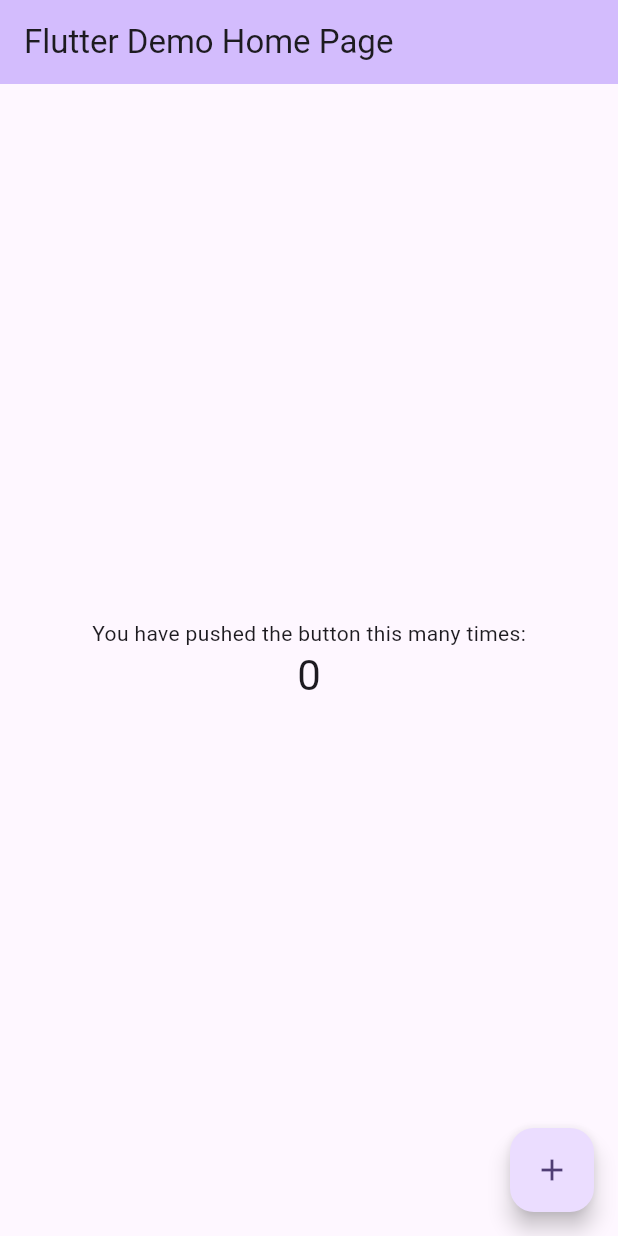
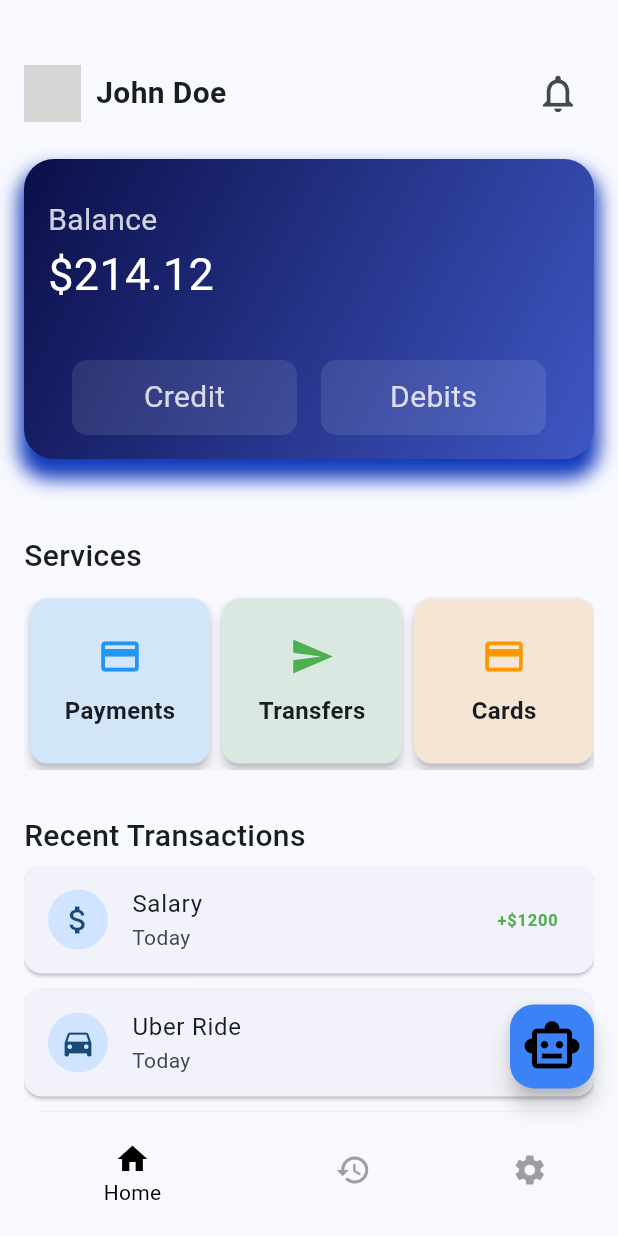
Before and after one commit to PathumDilhara/BankIntel-AI-Chatbot, a Flutter app: the screen it shows after launch, on a phone screen of 412 x 824 dp. Run offline on Flutter 3.47's test engine with Material 3 defaults, Android fonts, the phone set to English and light mode, and no system bars; grey boxes are pictures that could not be loaded.

Commit message:
Banking app with chatbot ui implementation

```diff
--- /dev/null
+++ b/chatbot_app/lib/core/constants/data.dart
@@ -0,0 +1,83 @@
+import 'package:flutter/material.dart';
+
+final List<Map<String, dynamic>> kServices = [
+  {
+    "title": "Payments",
+    "icon": Icons.payment,
+    "color": Colors.blue,
+  },
+  {
+    "title": "Transfers",
+    "icon": Icons.send,
+    "color": Colors.green,
+  },
+  {
+    "title": "Cards",
+    "icon": Icons.credit_card,
+    "color": Colors.orange,
+  },
+  {
+    "title": "History",
+    "icon": Icons.history,
+    "color": Colors.purple,
+  },
+];
+
+final List<Map<String, dynamic>> kTransactions = [
+  {
+    "title": "Salary",
+    "amount": "+\$1200",
+    "type": "income",
+    "date": "Today",
+    "icon": Icons.attach_money,
+  },
+  {
+    "title": "Uber Ride",
+    "amount": "-\$15",
+    "type": "expense",
+    "date": "Today",
+    "icon": Icons.directions_car,
+  },
+  {
+    "title": "Grocery",
+    "amount": "-\$45",
+    "type": "expense",
+    "date": "Yesterday",
+    "icon": Icons.shopping_cart,
+  },
+  {
+    "title": "Freelance",
+    "amount": "+\$300",
+    "type": "income",
+    "date": "Yesterday",
+    "icon": Icons.work,
+  },
+  {
+    "title": "Netflix",
+    "amount": "-\$12",
+    "type": "expense",
+    "date": "Yesterday",
+    "icon": Icons.movie,
+  },
+  {
+    "title": "Restaurant",
+    "amount": "-\$35",
+    "type": "expense",
+    "date": "2 days ago",
+    "icon": Icons.restaurant,
+  },
+  {
+    "title": "Bonus",
+    "amount": "+\$200",
+    "type": "income",
+    "date": "Last week",
+    "icon": Icons.card_giftcard,
+  },
+  {
+    "title": "Mobile Recharge",
+    "amount": "-\$10",
+    "type": "expense",
+    "date": "Last week",
+    "icon": Icons.phone_android,
+  },
+];
--- /dev/null
+++ b/chatbot_app/lib/core/constants/urls.dart
@@ -0,0 +1,4 @@
+const String port = "8000";
+const String ip =  "10.0.2.2";
+
+const String kChatUrl = "http://$ip:$port/chat";
--- /dev/null
+++ b/chatbot_app/lib/core/widgts/custom_button.dart
@@ -0,0 +1,35 @@
+import 'package:flutter/material.dart';
+
+Widget customButton({
+  required String title,
+  required Color bgColor,
+  required Color textColor,
+  VoidCallback? onPressed,
+  double fontSize = 20
+}) {
+  return Material(
+    color: Colors.transparent,
+    child: InkWell(
+      borderRadius: BorderRadius.circular(10),
+      onTap: () => onPressed,
+      child: Container(
+        width: 150,
+        height: 50,
+        decoration: BoxDecoration(
+          borderRadius: BorderRadius.circular(10),
+          color: bgColor,
+        ),
+        child: Center(
+          child: Text(
+            title,
+            style: TextStyle(
+              color: textColor,
+              fontWeight: FontWeight.w400,
+              fontSize: fontSize,
+            ),
+          ),
+        ),
+      ),
+    ),
+  );
+}
--- /dev/null
+++ b/chatbot_app/lib/features/home_screen.dart
@@ -0,0 +1,263 @@
+import 'package:chatbot_app/core/constants/data.dart';
+import 'package:chatbot_app/core/widgts/custom_button.dart';
+import 'package:chatbot_app/features/chat/chat_screen.dart';
+import 'package:flutter/material.dart';
+
+class HomeScreen extends StatefulWidget {
+  const HomeScreen({super.key});
+
+  @override
+  State<HomeScreen> createState() => _HomeScreenState();
+}
+
+class _HomeScreenState extends State<HomeScreen> {
+  ValueNotifier<int> currentIndex = ValueNotifier(0);
+
+  @override
+  Widget build(BuildContext context) {
+    return Scaffold(
+      body: Padding(
+        padding: EdgeInsets.only(top: 38, left: 16, right: 16),
+        child: Column(
+          crossAxisAlignment: CrossAxisAlignment.start,
+          children: [
+            Column(
+              crossAxisAlignment: CrossAxisAlignment.start,
+              mainAxisSize: MainAxisSize.min,
+              children: [
+                SizedBox(
+                  width: MediaQuery.of(context).size.width,
+                  child: Row(
+                    children: [
+                      Container(
+                        width: 38,
+                        height: 38,
+                        decoration: BoxDecoration(
+                          borderRadius: BorderRadius.circular(50),
+                        ),
+                        child: ClipRRect(
+                          borderRadius: BorderRadius.circular(50),
+                          child: Image.asset(
+                            "assets/user.jpeg",
+                            fit: BoxFit.cover,
+                          ),
+                        ),
+                      ),
+                      SizedBox(width: 10),
+                      Text(
+                        "John Doe",
+                        style: TextStyle(
+                          fontSize: 20,
+                          fontWeight: FontWeight.bold,
+                        ),
+                      ),
+                      Spacer(),
+                      IconButton(
+                        onPressed: () {
+                          print("Notifications");
+                        },
+                        icon: Icon(Icons.notifications_none_outlined, size: 30),
+                      ),
+                    ],
+                  ),
+                ),
+                SizedBox(height: 20),
+
+                // Balance
+                Container(
+                  padding: EdgeInsets.all(16),
+                  width: double.infinity,
+                  height: 200,
+                  decoration: BoxDecoration(
+                    borderRadius: BorderRadius.circular(20),
+                    gradient: LinearGradient(
+                      begin: Alignment.bottomRight,
+                      end: Alignment.topLeft,
+                      colors: [Color(0xFF3F57C5), Color(0xFF0B0F49)],
+                    ),
+                    boxShadow: [
+                      BoxShadow(
+                        color: Color(0xFF123abc),
+                        blurRadius: 10,
+                        spreadRadius: 3,
+                        offset: Offset(0, 10),
+                      ),
+                    ],
+                  ),
+                  child: Column(
+                    crossAxisAlignment: CrossAxisAlignment.start,
+                    mainAxisSize: MainAxisSize.min,
+                    children: [
+                      SizedBox(height: 10),
+                      Text(
+                        "Balance",
+                        style: TextStyle(
+                          fontSize: 20,
+                          color: Colors.white.withValues(alpha: 0.8),
+                        ),
+                      ),
+                      Text(
+                        "\$214.12",
+                        style: TextStyle(color: Colors.white, fontSize: 30),
+                      ),
+                      Spacer(),
+                      Row(
+                        mainAxisAlignment: MainAxisAlignment.spaceEvenly,
+                        children: [
+                          customButton(
+                            title: "Credit",
+                            bgColor: Colors.white.withValues(alpha: 0.1),
+                            textColor: Colors.white.withValues(alpha: 0.8),
+                          ),
+
+                          customButton(
+                            title: "Debits",
+                            bgColor: Colors.white.withValues(alpha: 0.1),
+                            textColor: Colors.white.withValues(alpha: 0.8),
+                          ),
+                        ],
+                      ),
+                    ],
+                  ),
+                ),
+                SizedBox(height: 50),
+
+                // Services
+                Text(
+                  "Services",
+                  style: TextStyle(fontSize: 20, fontWeight: FontWeight.w500),
+                ),
+                SizedBox(height: 10),
+                SingleChildScrollView(
+                  scrollDirection: Axis.horizontal,
+                  child: Row(
+                    children:
+                        kServices.map((service) {
+                          return Card(
+                            elevation: 3,
+                            shape: RoundedRectangleBorder(
+                              borderRadius: BorderRadius.circular(12),
+                            ),
+                            child: Container(
+                              width: 120,
+                              height: 110,
+                              padding: EdgeInsets.all(12),
+                              decoration: BoxDecoration(
+                                borderRadius: BorderRadius.circular(12),
+                                color: service["color"].withValues(alpha: 0.15),
+                              ),
+                              child: Column(
+                                mainAxisAlignment: MainAxisAlignment.center,
+                                children: [
+                                  Icon(
+                                    service["icon"],
+                                    color: service["color"],
+                                    size: 30,
+                                  ),
+                                  const SizedBox(height: 10),
+                                  Text(
+                                    service["title"],
+                                    style: TextStyle(
+                                      fontSize: 16,
+                                      fontWeight: FontWeight.w600,
+                                    ),
+                                  ),
+                                ],
+                              ),
+                            ),
+                          );
+                        }).toList(),
+                  ),
+                ),
+                SizedBox(height: 30),
+              ],
+            ),
+
+            // Recent transactions
+            Expanded(
+              child: Column(
+                crossAxisAlignment: CrossAxisAlignment.start,
+                children: [
+                  Text(
+                    "Recent Transactions",
+                    style: TextStyle(fontSize: 20, fontWeight: FontWeight.w500),
+                  ),
+                  SizedBox(height: 5),
+                  Expanded(
+                    child: ListView.builder(
+                      shrinkWrap: true,
+                      itemCount: kTransactions.length,
+                      itemBuilder: (context, index) {
+                        final tx = kTransactions[index];
+
+                        return Card(
+                          margin: EdgeInsets.only(bottom: 10),
+                          child: ListTile(
+                            leading: CircleAvatar(child: Icon(tx["icon"])),
+                            title: Text(tx["title"]),
+                            subtitle: Text(tx["date"]),
+                            trailing: Text(
+                              tx["amount"],
+                              style: TextStyle(
+                                color:
+                                    tx["type"] == "income"
+                                        ? Colors.green
+                                        : Colors.red,
+                                fontWeight: FontWeight.bold,
+                              ),
+                            ),
+                          ),
+                        );
+                      },
+                    ),
+                  ),
+                ],
+              ),
+            ),
+          ],
+        ),
+      ),
+      bottomNavigationBar: SizedBox(
+        height: MediaQuery.of(context).size.height * 0.1,
+        child: ValueListenableBuilder(
+          valueListenable: currentIndex,
+          builder: (context, value, child) {
+            return BottomNavigationBar(
+              currentIndex: value,
+              type: BottomNavigationBarType.shifting,
+              onTap: (index) {
+                currentIndex.value = index;
+              },
+              selectedItemColor: Colors.black,
+              unselectedItemColor: Colors.grey,
+              elevation: 0,
+
+              items: [
+                BottomNavigationBarItem(icon: Icon(Icons.home), label: "Home"),
+                BottomNavigationBarItem(
+                  icon: Icon(Icons.history),
+                  label: "History",
+                ),
+                BottomNavigationBarItem(
+                  icon: Icon(Icons.settings),
+                  label: "Settings",
+                ),
+              ],
+            );
+          },
+        ),
+      ),
+
+      floatingActionButton: FloatingActionButton(
+        backgroundColor: Color(0xFF3B82F6),
+        onPressed: () {
+          Navigator.push(
+            context,
+            MaterialPageRoute(builder: (context) => ChatScreen()),
+          );
+        },
+        child: Icon(Icons.smart_toy_outlined, size: 40, color: Colors.black),
+      ),
+    );
+  }
+}
--- a/chatbot_app/lib/main.dart
+++ b/chatbot_app/lib/main.dart
@@ -1,4 +1,6 @@
 import 'package:flutter/material.dart';
+
+import 'features/home_screen.dart';
 
 void main() {
   runApp(const MyApp());
@@ -11,112 +13,12 @@ class MyApp extends StatelessWidget {
   @override
   Widget build(BuildContext context) {
     return MaterialApp(
-      title: 'Flutter Demo',
+      debugShowCheckedModeBanner: false,
+      title: 'An intelligent banking chatbot',
       theme: ThemeData(
-        // This is the theme of your application.
-        //
-        // TRY THIS: Try running your application with "flutter run". You'll see
-        // the application has a purple toolbar. Then, without quitting the app,
-        // try changing the seedColor in the colorScheme below to Colors.green
-        // and then invoke "hot reload" (save your changes or press the "hot
-        // reload" button in a Flutter-supported IDE, or press "r" if you used
-        // the command line to start the app).
-        //
-        // Notice that the counter didn't reset back to zero; the application
-        // state is not lost during the reload. To reset the state, use hot
-        // restart instead.
-        //
-        // This works for code too, not just values: Most code changes can be
-        // tested with just a hot reload.
-        colorScheme: ColorScheme.fromSeed(seedColor: Colors.deepPurple),
+        colorScheme: ColorScheme.fromSeed(seedColor: Colors.blue),
       ),
-      home: const MyHomePage(title: 'Flutter Demo Home Page'),
+      home: const HomeScreen(),
     );
   }
 }
-
-class MyHomePage extends StatefulWidget {
-  const MyHomePage({super.key, required this.title});
-
-  // This widget is the home page of your application. It is stateful, meaning
-  // that it has a State object (defined below) that contains fields that affect
-  // how it looks.
-
-  // This class is the configuration for the state. It holds the values (in this
-  // case the title) provided by the parent (in this case the App widget) and
-  // used by the build method of the State. Fields in a Widget subclass are
-  // always marked "final".
-
-  final String title;
-
-  @override
-  State<MyHomePage> createState() => _MyHomePageState();
-}
-
-class _MyHomePageState extends State<MyHomePage> {
-  int _counter = 0;
-
-  void _incrementCounter() {
-    setState(() {
-      // This call to setState tells the Flutter framework that something has
-      // changed in this State, which causes it to rerun the build method below
-      // so that the display can reflect the updated values. If we changed
-      // _counter without calling setState(), then the build method would not be
-      // called again, and so nothing would appear to happen.
-      _counter++;
-    });
-  }
-
-  @override
-  Widget build(BuildContext context) {
-    // This method is rerun every time setState is called, for instance as done
-    // by the _incrementCounter method above.
-    //
-    // The Flutter framework has been optimized to make rerunning build methods
-    // fast, so that you can just rebuild anything that needs updating rather
-    // than having to individually change instances of widgets.
-    return Scaffold(
-      appBar: AppBar(
-        // TRY THIS: Try changing the color here to a specific color (to
-        // Colors.amber, perhaps?) and trigger a hot reload to see the AppBar
-        // change color while the other colors stay the same.
-        backgroundColor: Theme.of(context).colorScheme.inversePrimary,
-        // Here we take the value from the MyHomePage object that was created by
-        // the App.build method, and use it to set our appbar title.
-        title: Text(widget.title),
-      ),
-      body: Center(
-        // Center is a layout widget. It takes a single child and positions it
-        // in the middle of the parent.
-        child: Column(
-          // Column is also a layout widget. It takes a list of children and
-          // arranges them vertically. By default, it sizes itself to fit its
-          // children horizontally, and tries to be as tall as its parent.
-          //
-          // Column has various properties to control how it sizes itself and
-          // how it positions its children. Here we use mainAxisAlignment to
-          // center the children vertically; the main axis here is the vertical
-          // axis because Columns are vertical (the cross axis would be
-          // horizontal).
-          //
-          // TRY THIS: Invoke "debug painting" (choose the "Toggle Debug Paint"
-          // action in the IDE, or press "p" in the console), to see the
-          // wireframe for each widget.
-          mainAxisAlignment: MainAxisAlignment.center,
-          children: <Widget>[
-            const Text('You have pushed the button this many times:'),
-            Text(
-              '$_counter',
-              style: Theme.of(context).textTheme.headlineMedium,
-            ),
-          ],
-        ),
-      ),
-      floatingActionButton: FloatingActionButton(
-        onPressed: _incrementCounter,
-        tooltip: 'Increment',
-        child: const Icon(Icons.add),
-      ), // This trailing comma makes auto-formatting nicer for build methods.
-    );
-  }
-}
--- a/chatbot_app/pubspec.yaml
+++ b/chatbot_app/pubspec.yaml
@@ -34,6 +34,7 @@ dependencies:
   # The following adds the Cupertino Icons font to your application.
   # Use with the CupertinoIcons class for iOS style icons.
   cupertino_icons: ^1.0.8
+  http: ^1.5.0
 
 dev_dependencies:
   flutter_test:
@@ -58,9 +59,8 @@ flutter:
   uses-material-design: true
 
   # To add assets to your application, add an assets section, like this:
-  # assets:
-  #   - images/a_dot_burr.jpeg
-  #   - images/a_dot_ham.jpeg
+  assets:
+     - assets/
 
   # An image asset can refer to one or more resolution-specific "variants", see
   # https://flutter.dev/to/resolution-aware-images
```
Also changed, not shown: chatbot_app/lib/features/chat/chat_screen.dart (added, +202 -0 lines), chatbot_app/lib/features/chat/services/api_handeling_service.dart (added, +25 -0 lines), chatbot_app/pubspec.lock, 1 other file.
